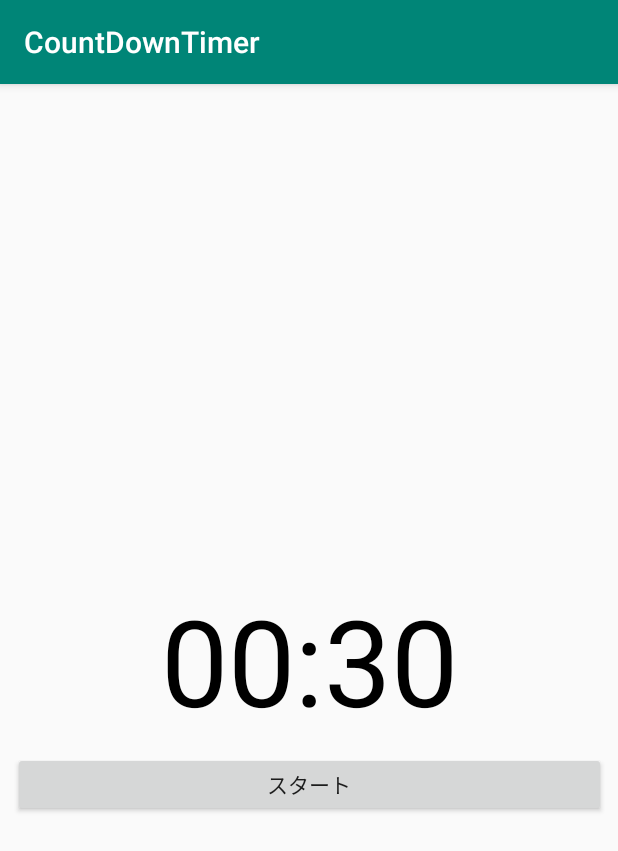
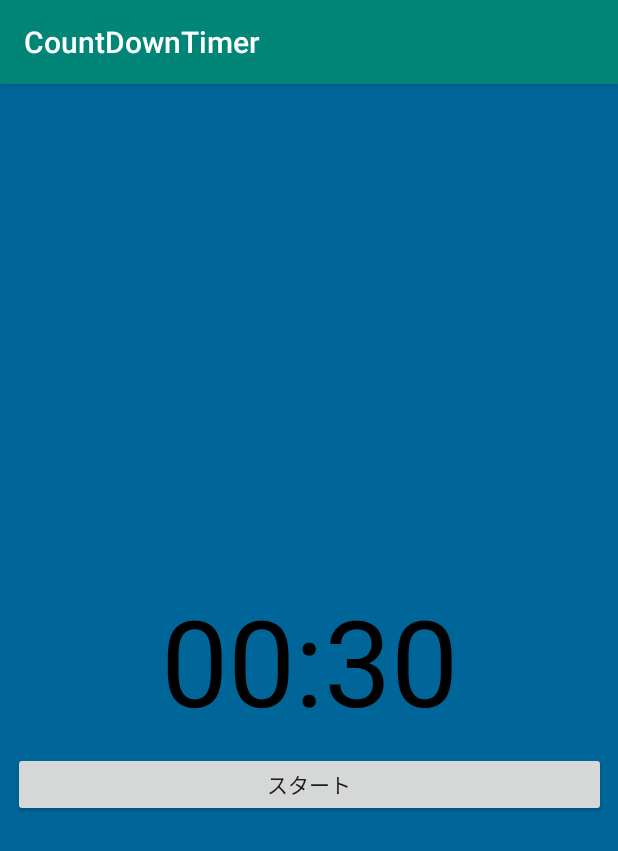
Before and after one commit to arlly/CountdownTimer, an Android app: the screen it shows after launch (MainActivity), on a phone screen of 412 x 824 dp. Shown: the top 851 px of the screen. Run offline under Robolectric (Android 15) with nearby library versions, the phone set to English and light mode, and no system bars.

Commit message:
背景色を変更した。

```diff
--- a/app/src/main/res/layout/activity_main.xml
+++ b/app/src/main/res/layout/activity_main.xml
@@ -4,6 +4,7 @@
     xmlns:tools="http://schemas.android.com/tools"
     android:layout_width="match_parent"
     android:layout_height="match_parent"
+    android:background="#006699"
     tools:context=".MainActivity">
 
     <TextView
```
